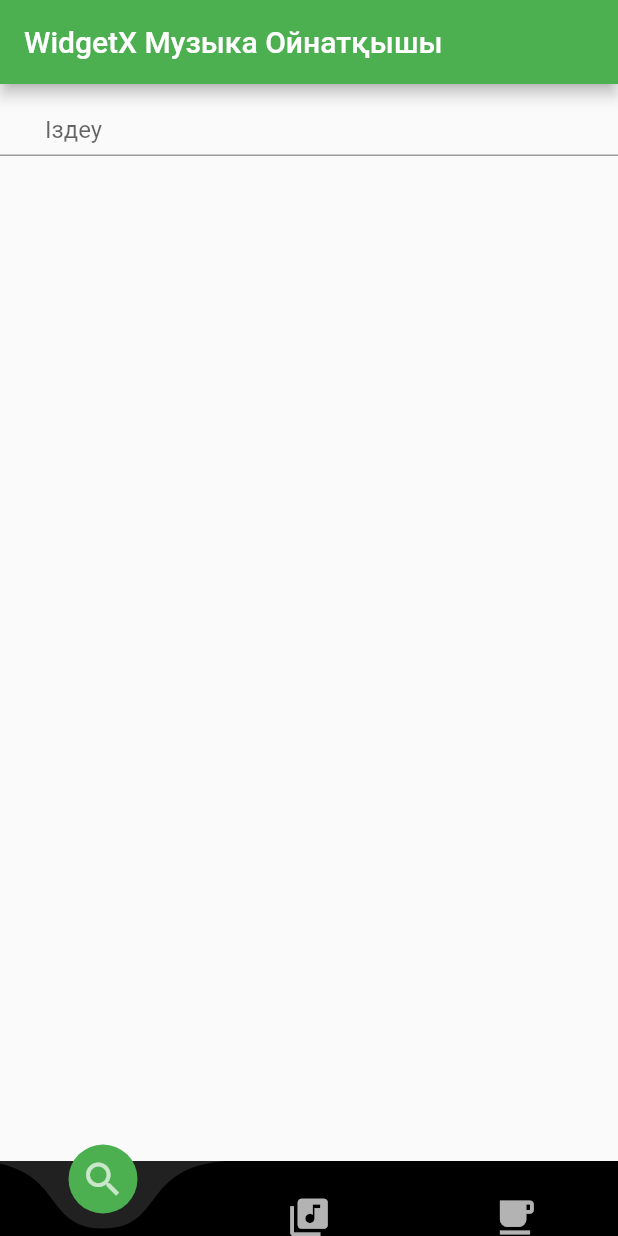
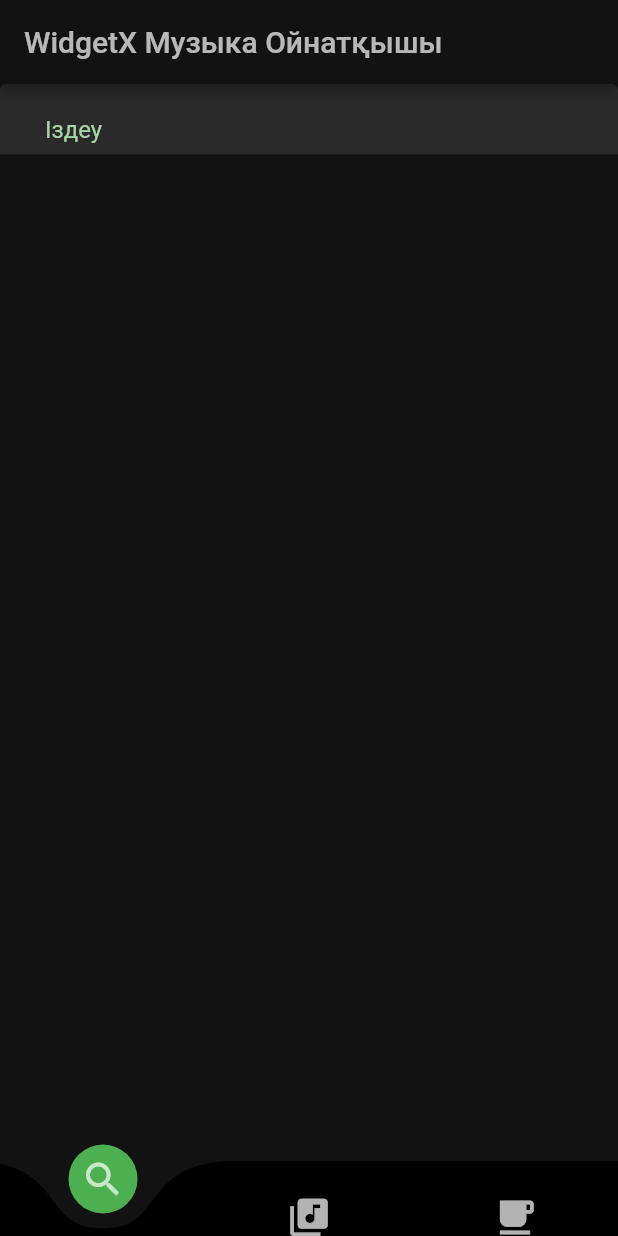
Before and after one commit to salemalem/widgetx_music_player_flutter, a Flutter app: the screen it shows after launch, on a phone screen of 412 x 824 dp. Run offline on Flutter 3.47's test engine with Material 2 defaults, Android fonts, the phone set to English and light mode, and no system bars; drawn by our look-alikes of curved_navigation_bar.

Commit message:
Search Music:     dark mode enabled.

```diff
--- a/lib/main.dart
+++ b/lib/main.dart
@@ -2,6 +2,7 @@ import 'package:flutter/material.dart';
 
 // for curved navigation bar
 import 'package:curved_navigation_bar/curved_navigation_bar.dart';
+import 'package:music_player_flutter/search_music/utils/convertToHexColor.dart';
 
 // search_music
 import 'search_music/main.dart';
@@ -49,7 +50,7 @@ class _CurvedBottomNavigationBarState extends State<CurvedBottomNavigationBar> {
         ],
         color: Colors.black,
         buttonBackgroundColor: Colors.green[500],
-        backgroundColor: Colors.grey[900],
+        backgroundColor: HexColor('#121212'),
         animationCurve: Curves.easeOut,
         animationDuration: Duration(milliseconds: 300),
         onTap: (index) {
--- a/lib/search_music/main.dart
+++ b/lib/search_music/main.dart
@@ -1,6 +1,7 @@
 import 'dart:io';
 
 import 'package:flutter/material.dart';
+import 'package:music_player_flutter/search_music/utils/convertToHexColor.dart';
 
 import 'package:path_provider/path_provider.dart';
 
@@ -14,6 +15,10 @@ var songsArtistsList = [];
 var songsLinksList = [];
 var songImagesList = [];
 var songsDurationsList = [];
+
+var listTileTextStyle = TextStyle(
+  color: Colors.green[200]
+);
 
 class SearchMusic extends StatefulWidget {
   @override
@@ -50,11 +55,15 @@ class _SearchMusicState extends State<SearchMusic> {
   @override
   Widget build(BuildContext context) {
     return Scaffold(
+      backgroundColor: HexColor('#121212'),
       appBar: AppBar(
         title: Text(
           'WidgetX Музыка Ойнатқышы',
+          style: TextStyle(
+            color: Colors.white70
+          ),
         ),
-        backgroundColor: Colors.green,
+        backgroundColor: HexColor("#121212"),
       ),
       body: Column(
         children: <Widget>[
@@ -62,8 +71,16 @@ class _SearchMusicState extends State<SearchMusic> {
             controller: _searchMusicController,
             decoration: InputDecoration(
               hintText: 'Іздеу',
+              hintStyle: TextStyle(
+                color: Colors.green[200]
+              ),
+              filled: true,
+              fillColor: Colors.white10,
               suffix: IconButton(
-                  icon: Icon(Icons.close),
+                  icon: Icon(
+                    Icons.close,
+                    color: Colors.purple[200],
+                  ),
                   onPressed: () {
                     // clear query text
                     WidgetsBinding.instance.addPostFrameCallback((_) => _searchMusicController.clear());
@@ -102,17 +119,27 @@ class _SearchMusicState extends State<SearchMusic> {
                     mainAxisAlignment: MainAxisAlignment.spaceBetween,
                     children: <Widget>[
                       Text(
-                        songsNamesList[index]
+                        songsNamesList[index],
+                        style: listTileTextStyle,
                       ),
                       Text(
-                          songsDurationsList[index]
+                        songsDurationsList[index],
+                        style: listTileTextStyle,
                       ),
                     ],
                   ),
-                  subtitle: Text(songsArtistsList[index]),
+                  subtitle: Text(
+                    songsArtistsList[index],
+                    style: TextStyle(
+                      color: Colors.green[400]
+                    ),
+                  ),
                   trailing:
                   IconButton(
-                    icon: Icon(Icons.file_download),
+                    icon: Icon(
+                      Icons.file_download,
+                      color: Colors.white70,
+                    ),
                     onPressed: () async {
                       // download pressed
                       if (songsLinksList[index] != '') {
```
Also changed, not shown: lib/search_music/utils/fetchSongs.dart (+4 -4 lines).
